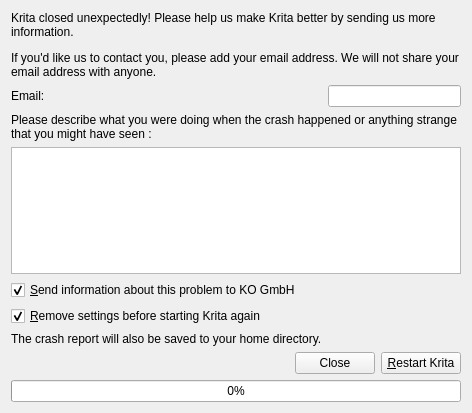
The window that krita/crashreporter/wdg_crash_reporter.ui (KDE/calligra) describes before a commit, drawn with Qt 5.
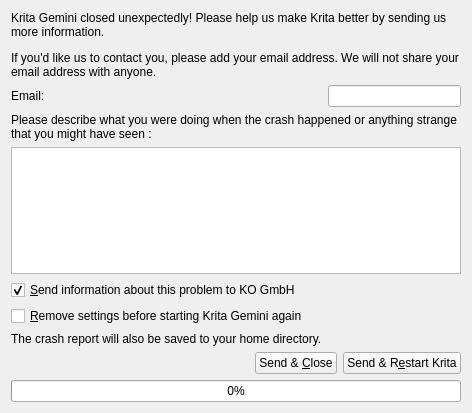
The same window after the commit.

Commit message: gemini: Update crash reporter dialog to give clearer feedback and send more data Also renaming of startup log file to krita-startup.txt. This file is also sent in the report.

Patch:
```diff
--- a/krita/crashreporter/wdg_crash_reporter.ui
+++ b/krita/crashreporter/wdg_crash_reporter.ui
@@ -20,17 +20,17 @@
       <string>This information includes the type of computer you use, and information about the usage of Krita. No personal information is sent to Krita.</string>
      </property>
      <property name="text">
-      <string>&amp;Remove settings before starting Krita again</string>
+      <string>&amp;Remove settings before starting Krita Gemini again</string>
      </property>
      <property name="checked">
-      <bool>true</bool>
+      <bool>false</bool>
      </property>
     </widget>
    </item>
    <item row="0" column="0" colspan="2">
     <widget class="QLabel" name="label">
      <property name="text">
-      <string>&lt;html&gt;&lt;head/&gt;&lt;body&gt;&lt;p&gt;Krita closed unexpectedly! Please help us make Krita better by sending us more information.&lt;/p&gt;&lt;p&gt;If you'd like us to contact you, please add your email address. We will not share your email address with anyone.&lt;/p&gt;&lt;/body&gt;&lt;/html&gt;</string>
+      <string>&lt;html&gt;&lt;head/&gt;&lt;body&gt;&lt;p&gt;Krita Gemini closed unexpectedly! Please help us make Krita better by sending us more information.&lt;/p&gt;&lt;p&gt;If you'd like us to contact you, please add your email address. We will not share your email address with anyone.&lt;/p&gt;&lt;/body&gt;&lt;/html&gt;</string>
      </property>
      <property name="textFormat">
       <enum>Qt::RichText</enum>
@@ -68,14 +68,14 @@
      <item>
       <widget class="QPushButton" name="bnClose">
        <property name="text">
-        <string>Close</string>
+        <string>Send &amp;&amp; &amp;Close</string>
        </property>
       </widget>
      </item>
      <item>
       <widget class="QPushButton" name="bnRestart">
        <property name="text">
-        <string>&amp;Restart Krita</string>
+        <string>Send &amp;&amp; R&amp;estart Krita</string>
        </property>
       </widget>
      </item>
```
Left out of the diff: 2 changed lines with no effect on the pictures. The commit also changes 3 other files.
